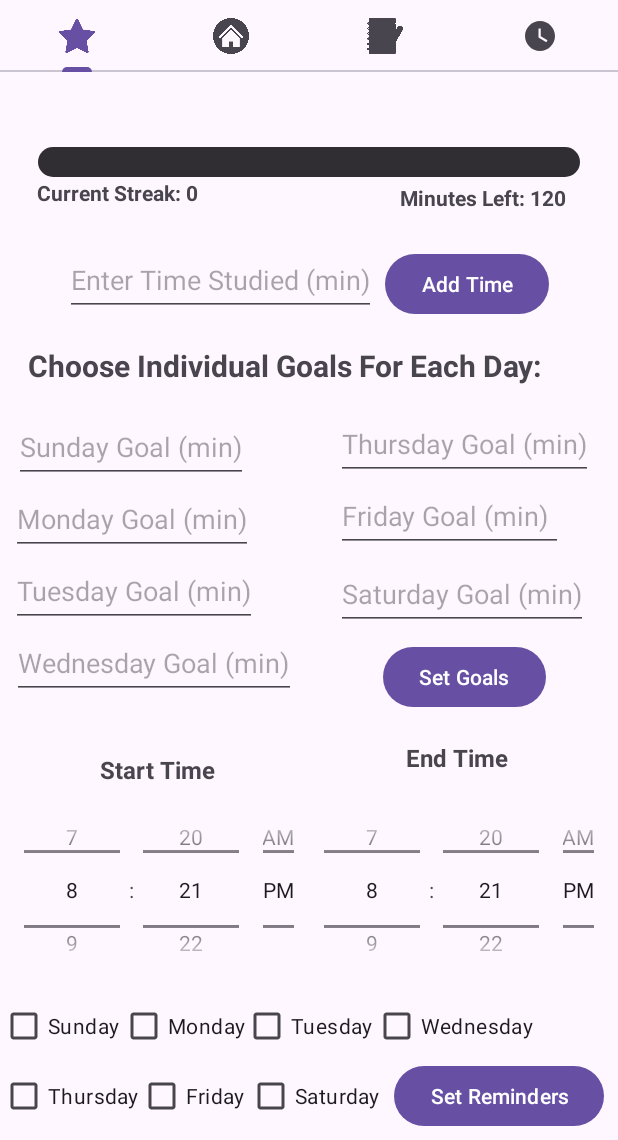
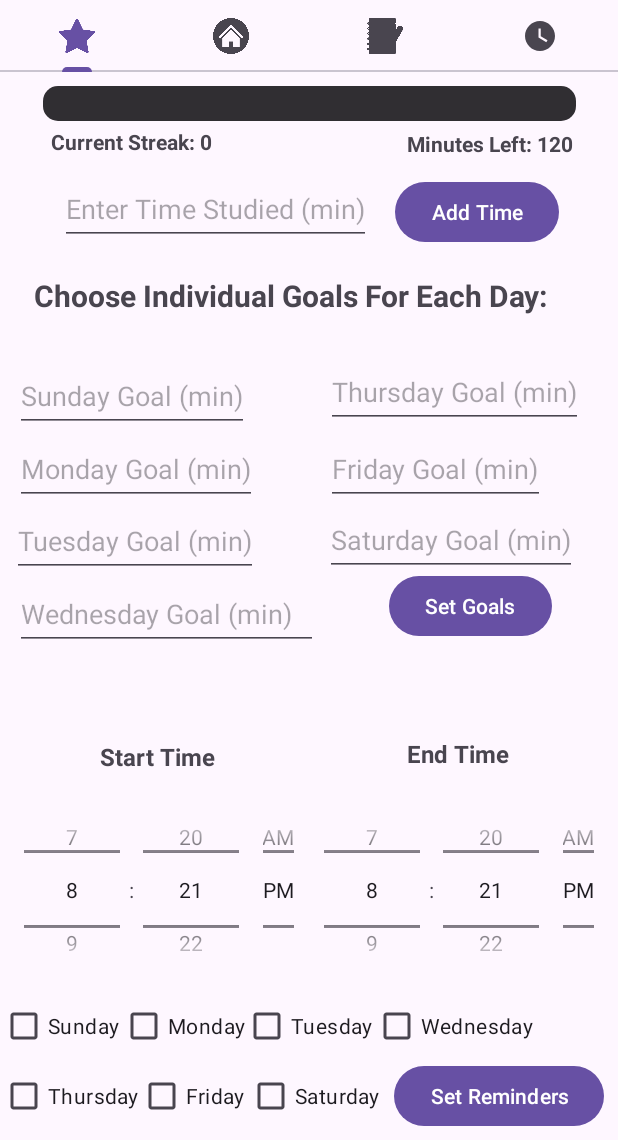
Before and after one commit to quantum-coders-hackathon/study-helper, an Android app: the screen it shows after launch (HomeActivity), after a tap on "Set Reminders", on a phone screen of 412 x 824 dp, the part 96-1236 px from its top. Run offline under Robolectric (Android 15) with nearby library versions, the phone set to English and light mode, and no system bars.

Commit message:
added more details to layout
still need to fix constraints

```diff
--- a/app/src/main/res/layout/fragment_study_goal.xml
+++ b/app/src/main/res/layout/fragment_study_goal.xml
@@ -24,46 +24,21 @@
     <ProgressBar
         android:id="@+id/progressBar"
         style="@style/Widget.AppCompat.ProgressBar.Horizontal"
-        android:layout_width="match_parent"
-        android:layout_height="20dp"
+        android:layout_width="355dp"
+        android:layout_height="23dp"
         android:layout_marginLeft="25dp"
-        android:layout_marginTop="50dp"
+        android:layout_marginTop="6dp"
         android:layout_marginRight="25dp"
         android:max="100"
         android:progressBackgroundTint="#302E32"
         android:progressDrawable="@drawable/progress_bar_custom"
         android:progressTint="#c3b1e1"
-        app:layout_constraintBottom_toTopOf="@+id/timeLeftTextView"
+        app:layout_constraintBottom_toTopOf="@+id/streakTextView"
         app:layout_constraintEnd_toEndOf="parent"
-        app:layout_constraintHorizontal_bias="0.66"
         app:layout_constraintStart_toStartOf="parent"
         app:layout_constraintTop_toTopOf="parent" />
 
-    <EditText
-        android:id="@+id/timeInput"
-        android:layout_width="wrap_content"
-        android:layout_height="48dp"
-        android:layout_marginStart="43dp"
-        android:layout_marginTop="24dp"
-        android:layout_marginBottom="19dp"
-        android:hint="Enter Time Studied (min)"
-        app:layout_constraintBottom_toTopOf="@+id/setDailyGoalsMins"
-        app:layout_constraintStart_toStartOf="parent"
-        app:layout_constraintTop_toBottomOf="@+id/streakTextView" />
-
-    <Button
-        android:id="@+id/addTimeButton"
-        android:layout_width="wrap_content"
-        android:layout_height="wrap_content"
-        android:text="Add Time"
-        app:layout_constraintBottom_toBottomOf="parent"
-        app:layout_constraintEnd_toEndOf="parent"
-        app:layout_constraintHorizontal_bias="0.113"
-        app:layout_constraintStart_toEndOf="@+id/timeInput"
-        app:layout_constraintTop_toBottomOf="@+id/progressBar"
-        app:layout_constraintVertical_bias="0.076" />
-
-<!--    <LinearLayout-->
+    <!--    <LinearLayout-->
 <!--        android:id="@+id/linearLayout4"-->
 <!--        android:layout_width="match_parent"-->
 <!--        android:layout_height="0dp"-->
@@ -75,18 +50,40 @@
 
 <!--    </LinearLayout>-->
 
+    <EditText
+        android:id="@+id/timeInput"
+        android:layout_width="wrap_content"
+        android:layout_height="48dp"
+        android:layout_marginStart="40dp"
+        android:layout_marginBottom="20dp"
+        android:hint="Enter Time Studied (min)"
+        app:layout_constraintBottom_toTopOf="@+id/setDailyGoalsMins"
+        app:layout_constraintStart_toStartOf="parent" />
+
+    <Button
+        android:id="@+id/addTimeButton"
+        android:layout_width="wrap_content"
+        android:layout_height="wrap_content"
+        android:text="Add Time"
+        app:layout_constraintBottom_toBottomOf="parent"
+        app:layout_constraintEnd_toEndOf="parent"
+        app:layout_constraintHorizontal_bias="0.285"
+        app:layout_constraintStart_toEndOf="@+id/timeInput"
+        app:layout_constraintTop_toBottomOf="@+id/progressBar"
+        app:layout_constraintVertical_bias="0.058" />
+
     <TextView
         android:id="@+id/streakTextView"
         android:layout_width="wrap_content"
         android:layout_height="wrap_content"
+        android:layout_marginBottom="8dp"
         android:text="Current Streak: 0"
         android:textStyle="bold"
         app:layout_constraintBottom_toTopOf="@+id/timeInput"
         app:layout_constraintEnd_toEndOf="parent"
-        app:layout_constraintHorizontal_bias="0.082"
+        app:layout_constraintHorizontal_bias="0.112"
         app:layout_constraintStart_toStartOf="parent"
-        app:layout_constraintTop_toBottomOf="@+id/progressBar"
-        app:layout_constraintVertical_bias="0.142" />
+        app:layout_constraintTop_toBottomOf="@+id/progressBar" />
 
     <CheckBox
         android:id="@+id/reminderSunday"
@@ -188,26 +185,24 @@
         android:id="@+id/timeLeftTextView"
         android:layout_width="wrap_content"
         android:layout_height="wrap_content"
-        android:layout_marginTop="4dp"
-        android:layout_marginBottom="24dp"
+        android:layout_marginStart="136dp"
+        android:layout_marginTop="5dp"
+        android:layout_marginEnd="36dp"
         android:text="Minutes Left: 0"
         android:textStyle="bold"
-        app:layout_constraintBottom_toTopOf="@+id/addTimeButton"
         app:layout_constraintEnd_toEndOf="parent"
-        app:layout_constraintHorizontal_bias="0.885"
-        app:layout_constraintStart_toStartOf="parent"
+        app:layout_constraintStart_toEndOf="@+id/streakTextView"
         app:layout_constraintTop_toBottomOf="@+id/progressBar" />
 
     <EditText
         android:id="@+id/sundayGoal"
         android:layout_width="wrap_content"
         android:layout_height="48dp"
-        android:layout_marginStart="10dp"
         android:layout_marginTop="136dp"
-        android:layout_marginEnd="60dp"
         android:hint="Sunday Goal (min)"
         app:layout_constraintBottom_toTopOf="@+id/mondayGoal"
-        app:layout_constraintEnd_toStartOf="@+id/thursdayGoal"
+        app:layout_constraintEnd_toEndOf="parent"
+        app:layout_constraintHorizontal_bias="0.038"
         app:layout_constraintStart_toStartOf="parent"
         app:layout_constraintTop_toBottomOf="@+id/streakTextView"
         app:layout_constraintVertical_bias="1.0" />
@@ -216,11 +211,10 @@
         android:id="@+id/mondayGoal"
         android:layout_width="wrap_content"
         android:layout_height="48dp"
-        android:layout_marginStart="8dp"
-        android:layout_marginEnd="56dp"
         android:hint="Monday Goal (min)"
         app:layout_constraintBottom_toTopOf="@+id/tuesdayGoal"
-        app:layout_constraintEnd_toStartOf="@+id/fridayGoal"
+        app:layout_constraintEnd_toEndOf="parent"
+        app:layout_constraintHorizontal_bias="0.039"
         app:layout_constraintStart_toStartOf="parent"
         app:layout_constraintTop_toBottomOf="@+id/sundayGoal" />
 
@@ -228,20 +222,22 @@
         android:id="@+id/tuesdayGoal"
         android:layout_width="wrap_content"
         android:layout_height="48dp"
-        android:layout_marginStart="8dp"
-        android:layout_marginEnd="54dp"
         android:hint="Tuesday Goal (min)"
         app:layout_constraintBottom_toTopOf="@+id/wednesdayGoal"
-        app:layout_constraintEnd_toStartOf="@+id/saturdayGoal"
+        app:layout_constraintEnd_toEndOf="parent"
+        app:layout_constraintHorizontal_bias="0.032"
         app:layout_constraintStart_toStartOf="parent"
         app:layout_constraintTop_toBottomOf="@+id/mondayGoal" />
 
     <EditText
         android:id="@+id/wednesdayGoal"
-        android:layout_width="wrap_content"
+        android:layout_width="202dp"
         android:layout_height="48dp"
-        android:layout_marginStart="8dp"
+        android:layout_marginBottom="60dp"
         android:hint="Wednesday Goal (min)"
+        app:layout_constraintBottom_toTopOf="@+id/startTimeText"
+        app:layout_constraintEnd_toEndOf="parent"
+        app:layout_constraintHorizontal_bias="0.047"
         app:layout_constraintStart_toStartOf="parent"
         app:layout_constraintTop_toBottomOf="@+id/tuesdayGoal" />
 
@@ -249,45 +245,52 @@
         android:id="@+id/thursdayGoal"
         android:layout_width="wrap_content"
         android:layout_height="48dp"
-        android:layout_marginStart="224dp"
-        android:layout_marginTop="224dp"
         android:hint="Thursday Goal (min)"
+        app:layout_constraintBottom_toBottomOf="parent"
+        app:layout_constraintEnd_toEndOf="parent"
+        app:layout_constraintHorizontal_bias="0.904"
         app:layout_constraintStart_toStartOf="parent"
-        app:layout_constraintTop_toTopOf="parent" />
+        app:layout_constraintTop_toTopOf="parent"
+        app:layout_constraintVertical_bias="0.285" />
 
     <EditText
         android:id="@+id/fridayGoal"
-        android:layout_width="151dp"
+        android:layout_width="wrap_content"
         android:layout_height="48dp"
-        android:layout_marginStart="224dp"
         android:hint="Friday Goal (min)"
+        app:layout_constraintBottom_toBottomOf="parent"
+        app:layout_constraintEnd_toEndOf="parent"
+        app:layout_constraintHorizontal_bias="0.816"
         app:layout_constraintStart_toStartOf="parent"
-        app:layout_constraintTop_toBottomOf="@+id/thursdayGoal" />
+        app:layout_constraintTop_toTopOf="parent"
+        app:layout_constraintVertical_bias="0.362" />
 
     <EditText
         android:id="@+id/saturdayGoal"
         android:layout_width="wrap_content"
         android:layout_height="48dp"
-        android:layout_marginStart="224dp"
-        android:layout_marginTop="4dp"
         android:hint="Saturday Goal (min)"
+        app:layout_constraintBottom_toBottomOf="parent"
+        app:layout_constraintEnd_toEndOf="parent"
+        app:layout_constraintHorizontal_bias="0.889"
         app:layout_constraintStart_toStartOf="parent"
-        app:layout_constraintTop_toBottomOf="@+id/fridayGoal" />
+        app:layout_constraintTop_toTopOf="parent"
+        app:layout_constraintVertical_bias="0.434" />
 
     <Button
         android:id="@+id/setGoalsButton"
         android:layout_width="wrap_content"
         android:layout_height="wrap_content"
         android:layout_marginStart="54dp"
-        android:layout_marginTop="7dp"
         android:layout_marginEnd="44dp"
-        android:layout_marginBottom="26dp"
+        android:layout_marginBottom="96dp"
         android:text="Set Goals"
         app:layout_constraintBottom_toTopOf="@+id/reminderStartTime"
         app:layout_constraintEnd_toEndOf="parent"
+        app:layout_constraintHorizontal_bias="1.0"
         app:layout_constraintStart_toEndOf="@+id/wednesdayGoal"
-        app:layout_constraintTop_toBottomOf="@+id/saturdayGoal"
-        app:layout_constraintVertical_bias="0.0" />
+        app:layout_constraintTop_toTopOf="parent"
+        app:layout_constraintVertical_bias="1.0" />
 
     <Button
         android:id="@+id/saveReminderSettingsButton"
@@ -314,14 +317,15 @@
         android:textStyle="bold"
         app:layout_constraintBottom_toTopOf="@+id/thursdayGoal"
         app:layout_constraintEnd_toEndOf="parent"
+        app:layout_constraintHorizontal_bias="0.3"
         app:layout_constraintStart_toStartOf="parent"
-        app:layout_constraintTop_toBottomOf="@+id/addTimeButton" />
+        app:layout_constraintTop_toBottomOf="@+id/addTimeButton"
+        app:layout_constraintVertical_bias="0.0" />
 
     <TextView
         android:id="@+id/startTimeText"
         android:layout_width="wrap_content"
         android:layout_height="wrap_content"
-        android:layout_marginTop="44dp"
         android:layout_marginEnd="121dp"
         android:layout_marginBottom="8dp"
         android:text="Start Time"
@@ -331,7 +335,8 @@
         app:layout_constraintEnd_toEndOf="parent"
         app:layout_constraintHorizontal_bias="0.313"
         app:layout_constraintStart_toStartOf="parent"
-        app:layout_constraintTop_toBottomOf="@+id/wednesdayGoal" />
+        app:layout_constraintTop_toBottomOf="@+id/wednesdayGoal"
+        app:layout_constraintVertical_bias="0.74" />
 
     <TextView
         android:id="@+id/endTimeText"
@@ -345,10 +350,10 @@
         android:textStyle="bold"
         app:layout_constraintBottom_toTopOf="@+id/reminderEndTime"
         app:layout_constraintEnd_toEndOf="parent"
-        app:layout_constraintHorizontal_bias="0.671"
+        app:layout_constraintHorizontal_bias="0.675"
         app:layout_constraintStart_toStartOf="parent"
         app:layout_constraintTop_toBottomOf="@+id/setGoalsButton"
-        app:layout_constraintVertical_bias="1.0" />
+        app:layout_constraintVertical_bias="0.906" />
 
 
 </androidx.constraintlayout.widget.ConstraintLayout>
```
